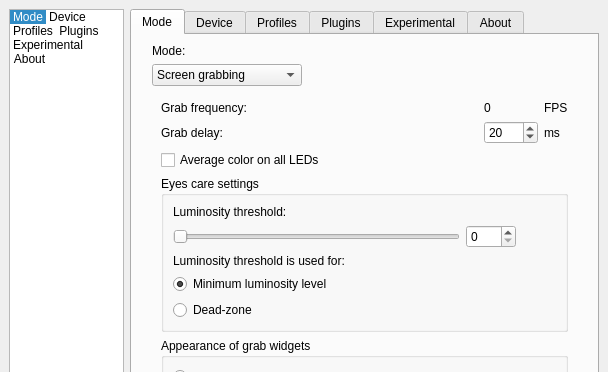
This is Software/src/SettingsWindow.ui in Atarity/Lightpack as Qt 5 draws it before an edit; both pictures show x 0 to 608 and y 0 to 372 of the 608 by 599 pixel window. The edited form follows.
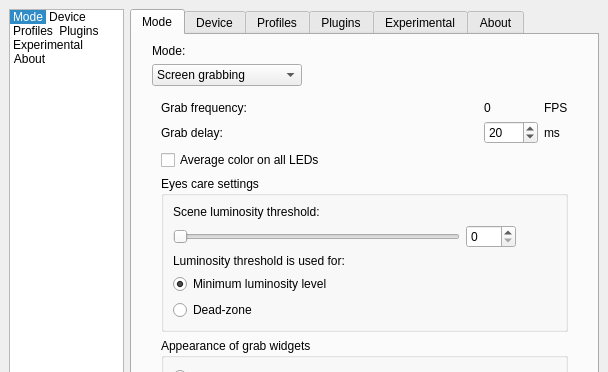
This is the edited form. Icons and pictures are not drawn. Custom widgets are drawn as their Qt base class.

The edit to the form file:
```diff
--- a/Software/src/SettingsWindow.ui
+++ b/Software/src/SettingsWindow.ui
@@ -427,7 +427,7 @@
                   <string notr="true">margin-top:0px;</string>
                  </property>
                  <property name="text">
-                  <string>Luminosity threshold:</string>
+                  <string>Scene luminosity threshold:</string>
                  </property>
                  <property name="alignment">
                   <set>Qt::AlignLeading|Qt::AlignLeft|Qt::AlignVCenter</set>
```
Left out of the diff: 13 changed lines with no effect on the pictures.
